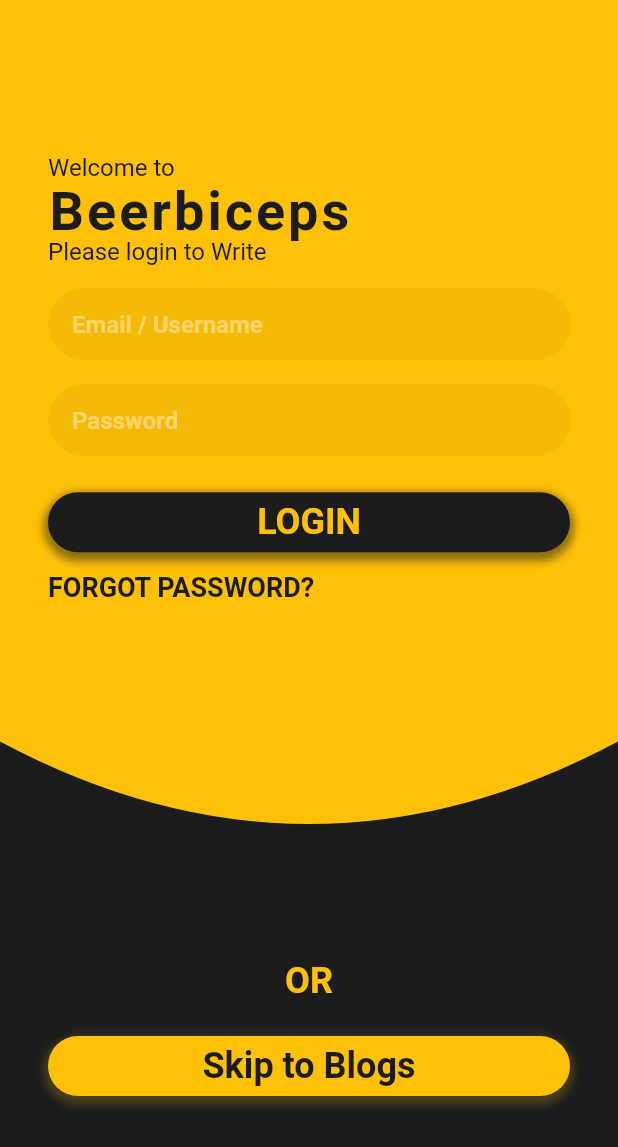
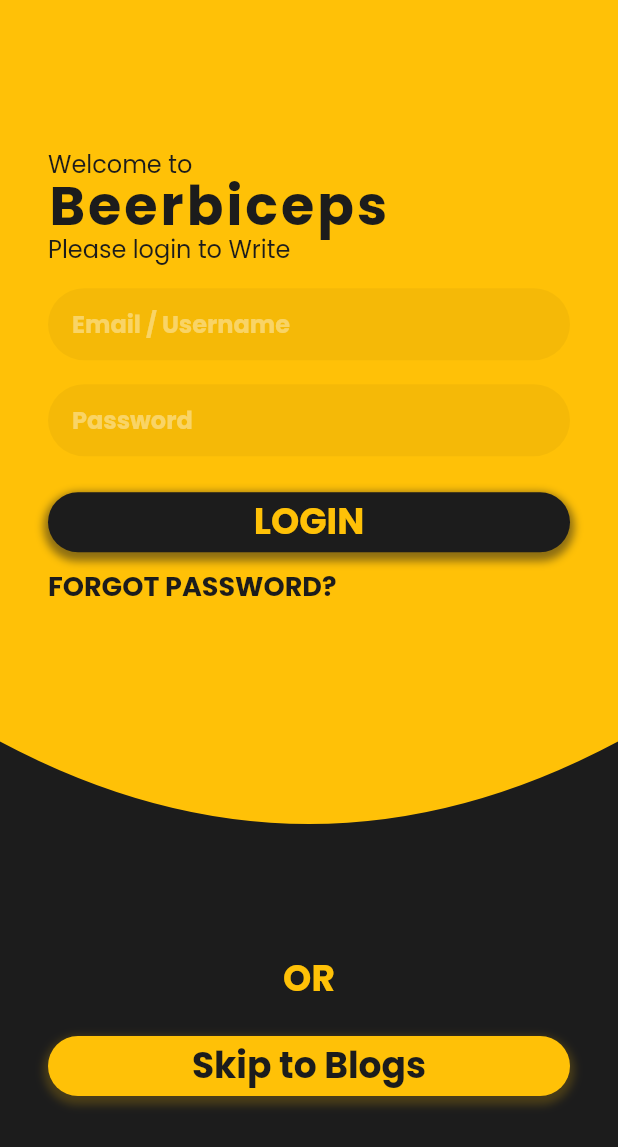
Before and after one commit to vashisth00/beerbiceps, a Flutter app: the screen it shows after launch, on a phone screen of 412 x 824 dp. Shown: the top 1147 px of the screen. Run offline on Flutter 3.47's test engine with Material 2 defaults, Android fonts, the phone set to English and light mode, and no system bars; our stand-ins replace flutter_icons, google_fonts, graphql_flutter.

Commit message:
Revert back

```diff
--- a/lib/constants/db.dart
+++ b/lib/constants/db.dart
@@ -1,5 +1,6 @@
 import 'package:beerbiceps/screens/dashboard/list.dart';
 import 'package:flutter/cupertino.dart';
+import 'package:flutter/material.dart';
 import 'package:graphql_flutter/graphql_flutter.dart';
 
 class Database extends StatelessWidget {
--- a/lib/main.dart
+++ b/lib/main.dart
@@ -1,6 +1,7 @@
 import 'package:beerbiceps/screens/home/signup.dart';
 import 'package:beerbiceps/screens/home/signup_option.dart';
 import 'package:flutter/material.dart';
+import 'package:google_fonts/google_fonts.dart';
 import 'screens/dashboard/login.dart';
 import 'screens/home/login.dart';
 
@@ -14,6 +15,9 @@ class MyApp extends StatelessWidget {
     return MaterialApp(
       title: 'Beerbiceps App',
       theme: ThemeData(
+        textTheme: GoogleFonts.poppinsTextTheme(
+          Theme.of(context).textTheme,
+        ),
         primarySwatch: Colors.amber,
         visualDensity: VisualDensity.adaptivePlatformDensity,
         // textTheme: GoogleFonts.muktaVaaniTextTheme(),
--- a/lib/screens/blog/grid.dart
+++ b/lib/screens/blog/grid.dart
@@ -1,4 +1,5 @@
 import 'package:beerbiceps/constants/db.dart';
+import 'package:beerbiceps/screens/dashboard/list.dart';
 import 'package:beerbiceps/screens/elements/boards.dart';
 import 'package:flutter/material.dart';
 
```
